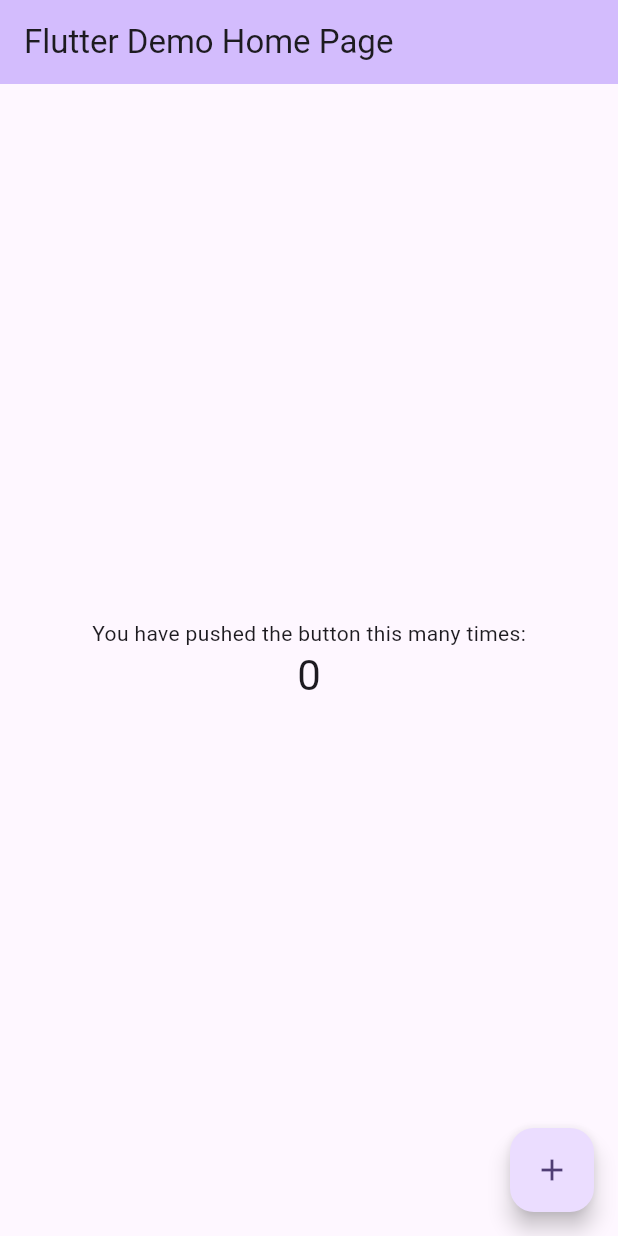
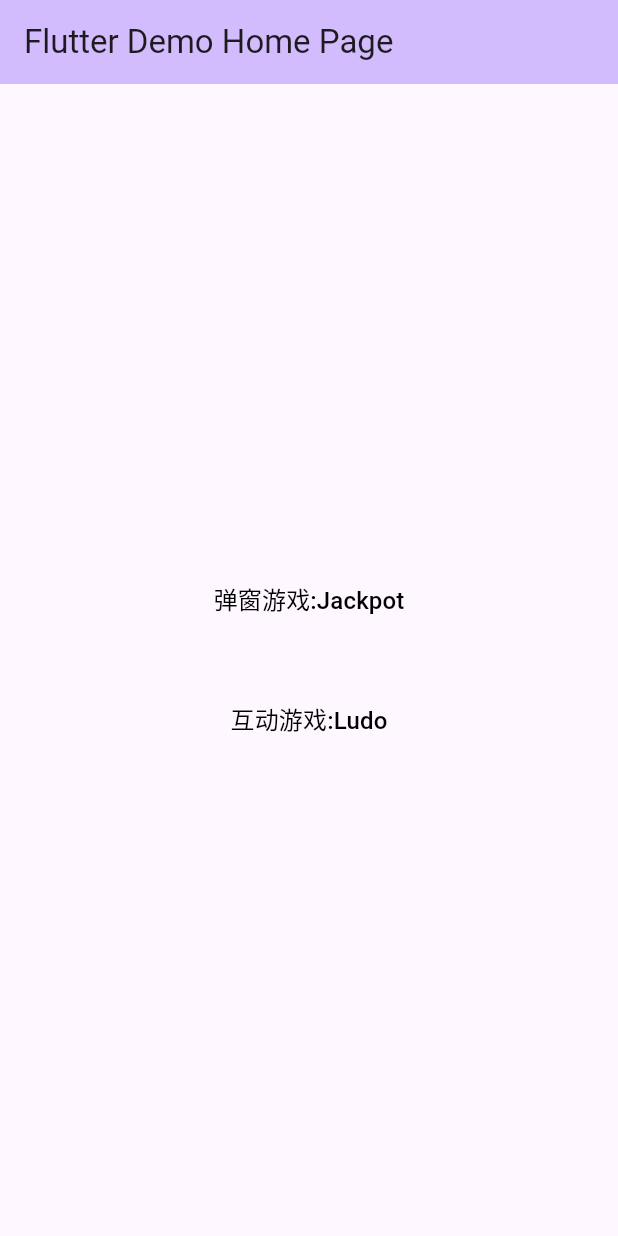
Before and after one commit to HOKI-GROUP/flutter_luk, a Flutter app: the screen it shows after launch, on a phone screen of 412 x 824 dp. Run offline on Flutter 3.47's test engine with Material 3 defaults, Android fonts, the phone set to English and light mode, and no system bars; our stand-ins replace webview_flutter.

Commit message:
完善demo

```diff
--- a/example/lib/main.dart
+++ b/example/lib/main.dart
@@ -1,3 +1,5 @@
+import 'package:example/game_dialog.dart';
+import 'package:example/game_page.dart';
 import 'package:flutter/material.dart';
 
 void main() {
@@ -30,14 +32,6 @@ class MyHomePage extends StatefulWidget {
 }
 
 class _MyHomePageState extends State<MyHomePage> {
-  int _counter = 0;
-
-  void _incrementCounter() {
-    setState(() {
-      _counter++;
-    });
-  }
-
   @override
   Widget build(BuildContext context) {
     return Scaffold(
@@ -49,21 +43,36 @@ class _MyHomePageState extends State<MyHomePage> {
         child: Column(
           mainAxisAlignment: MainAxisAlignment.center,
           children: <Widget>[
-            const Text(
-              'You have pushed the button this many times:',
-            ),
-            Text(
-              '$_counter',
-              style: Theme.of(context).textTheme.headlineMedium,
-            ),
+            TextButton(
+                onPressed: () {
+                  GameDialog.showGameDialog(context,
+                      gameId: 21,
+                      gameName: "Jackpot",
+                      gameUrl:
+                          "https://games.lucky9studio.com/sdk/app_Debug/slotmachine/index.html?half=0");
+                },
+                child: const Text(
+                  "弹窗游戏:Jackpot",
+                  style: TextStyle(color: Colors.black, fontSize: 16),
+                )),
+            const SizedBox(height: 32,),
+            TextButton(
+                onPressed: () {
+                  Navigator.of(context).push(MaterialPageRoute(
+                      //没有传值
+                      builder: (context) => const GamePage(
+                          gameId: 68,
+                          gameName: "Ludo",
+                          gameUrl:
+                              "https://games.lucky9studio.com/sdk/app_Debug/ludo2/index.html")));
+                },
+                child: const Text(
+                  "互动游戏:Ludo",
+                  style: TextStyle(color: Colors.black, fontSize: 16),
+                ))
           ],
         ),
       ),
-      floatingActionButton: FloatingActionButton(
-        onPressed: _incrementCounter,
-        tooltip: 'Increment',
-        child: const Icon(Icons.add),
-      ), // This trailing comma makes auto-formatting nicer for build methods.
     );
   }
 }
--- a/lib/src/game_view.dart
+++ b/lib/src/game_view.dart
@@ -66,8 +66,8 @@ class _GameViewState extends State<GameView> {
   }
 
   void _initController() async {
-    final injectJS = await rootBundle
-        .loadString('packages/fext_3rd_game_center/assets/inject.js');
+    final injectJS =
+        await rootBundle.loadString('packages/flutter_luk/assets/inject.js');
 
     _controller
       ..setBackgroundColor(Colors.transparent)
```
Also changed, not shown: example/lib/game_dialog.dart (+21 -7 lines), example/lib/game_page.dart (+6 -8 lines), 1 other file.
